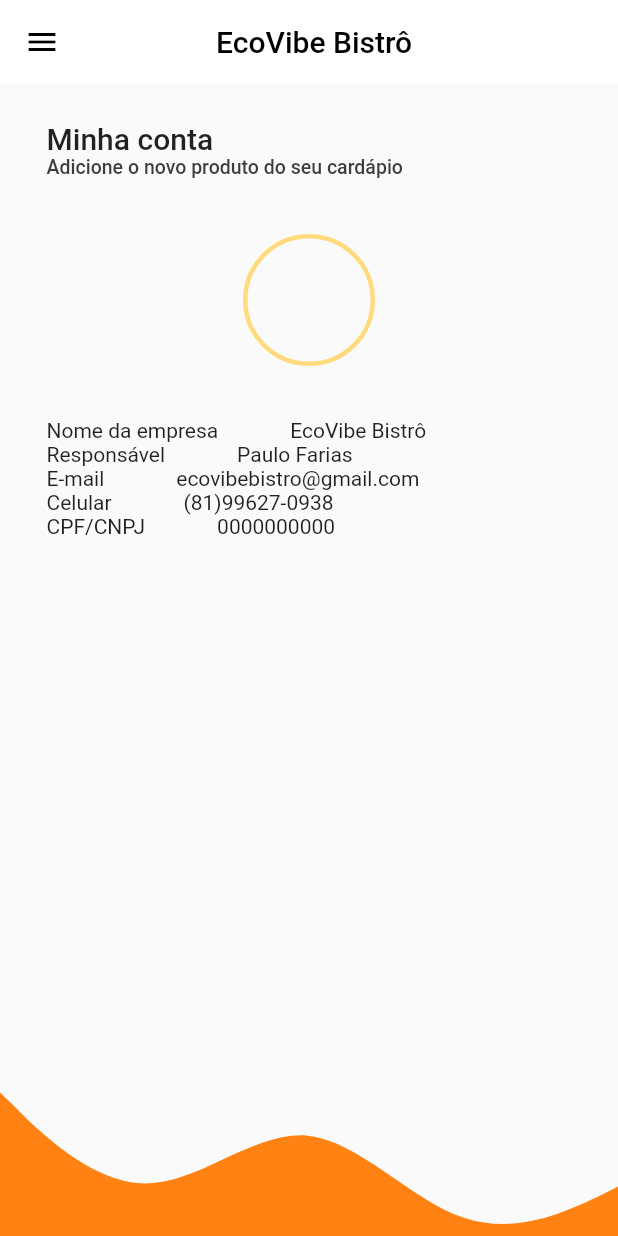
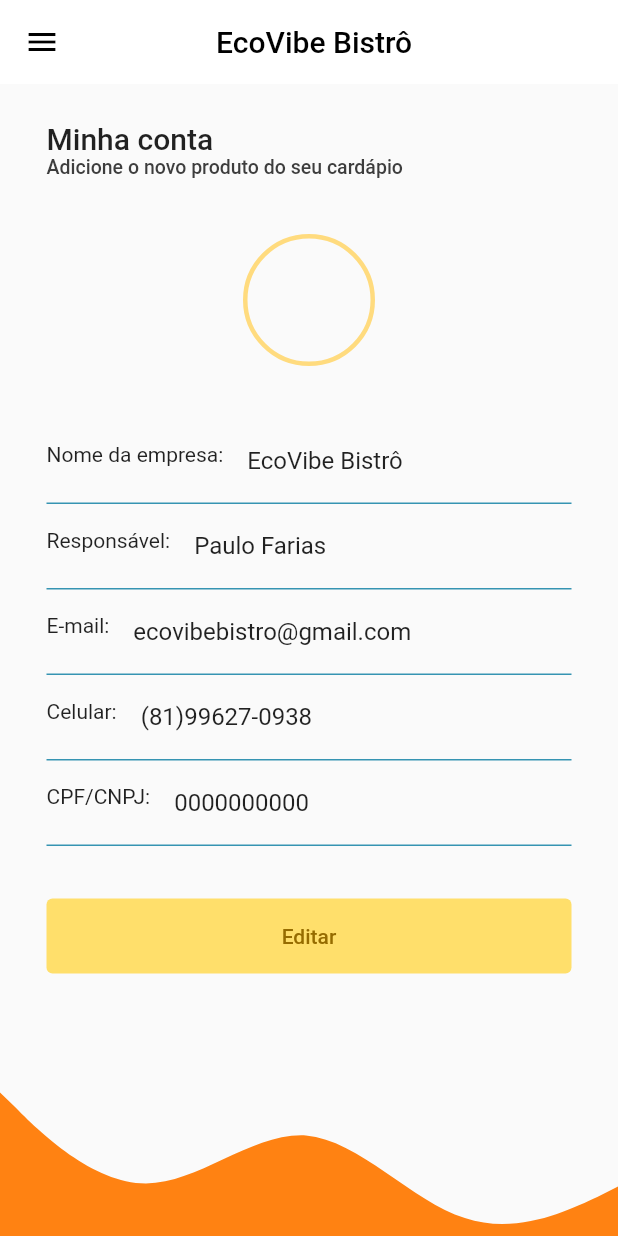
Before and after one commit to Reactweb23/e_pedidos, a Flutter app: the MyAccountPage screen opened by its route, on a phone screen of 412 x 824 dp. Run offline on Flutter 3.47's test engine with Material 2 defaults, Android fonts, the light colour scheme and no system bars; our stand-ins replace flutter_svg.

Commit message:
feat: done page my acount

```diff
--- a/lib/pages/my_account_page.dart
+++ b/lib/pages/my_account_page.dart
@@ -1,4 +1,5 @@
 import 'package:e_pedidos_front/shared/widgets/custom_avatar.dart';
+import 'package:e_pedidos_front/shared/widgets/custom_button.dart';
 import 'package:e_pedidos_front/shared/widgets/custom_layout.dart';
 import 'package:flutter/material.dart';
 
@@ -12,70 +13,100 @@ class MyAccountPage extends StatefulWidget {
 class _MyAccountPageState extends State<MyAccountPage> {
   @override
   Widget build(BuildContext context) {
-    return const CustomLayout(
+    return CustomLayout(
         child: Scaffold(
       body: Padding(
-        padding: EdgeInsets.fromLTRB(31, 25, 31, 100),
+        padding: const EdgeInsets.fromLTRB(31, 25, 31, 100),
         child: Column(
           crossAxisAlignment: CrossAxisAlignment.start,
           children: [
-            Text(
+            const Text(
               'Minha conta',
               style: TextStyle(fontSize: 20, fontWeight: FontWeight.w500),
             ),
-            Text('Adicione o novo produto do seu cardápio',
+            const Text('Adicione o novo produto do seu cardápio',
                 style: TextStyle(
                     fontSize: 13,
                     color: Color.fromRGBO(61, 61, 61, 1),
                     fontWeight: FontWeight.w500)),
-            SizedBox(
+            const SizedBox(
               height: 37,
             ),
-            Center(
-                child: Column(
-              children: [
-                CustomAvatar(),
-                SizedBox(
-                  height: 35,
-                ),
-                Row(children: [
-                    Text("Nome da empresa"),
-                    SizedBox(
-                      width: 48,
-                    ),
-                    Text("EcoVibe Bistrô")
-                ]),
-                Row(
-                  children: [
-                  Text("Responsável"),
+            const Center(child: CustomAvatar()),
+            Expanded(
+              child: ListView(
+                children: [
+                  const SizedBox(
+                    height: 35,
+                  ),
+                  const ListTile(
+                    leading: Text('Nome da empresa:'),
+                    title: Text('EcoVibe Bistrô'),
+                    contentPadding: EdgeInsets.all(0),
+                  ),
+                  Container(
+                    width: MediaQuery.of(context).size.width * 0.7,
+                    height: 1,
+                    decoration: const BoxDecoration(
+                        color: Color.fromRGBO(54, 148, 178, 1)),
+                  ),
+                  const ListTile(
+                    leading: Text('Responsável:'),
+                    title: Text('Paulo Farias'),
+                    contentPadding: EdgeInsets.all(0),
+                  ),
+                  Container(
+                    width: MediaQuery.of(context).size.width * 0.7,
+                    height: 1,
+                    decoration: const BoxDecoration(
+                        color: Color.fromRGBO(54, 148, 178, 1)),
+                  ),
+                  const ListTile(
+                    leading: Text('E-mail:'),
+                    title: Text('ecovibebistro@gmail.com'),
+                    contentPadding: EdgeInsets.all(0),
+                  ),
+                  Container(
+                    width: MediaQuery.of(context).size.width * 0.7,
+                    height: 1,
+                    decoration: const BoxDecoration(
+                        color: Color.fromRGBO(54, 148, 178, 1)),
+                  ),
+                  const ListTile(
+                    leading: Text('Celular:'),
+                    title: Text('(81)99627-0938'),
+                    contentPadding: EdgeInsets.all(0),
+                  ),
+                  Container(
+                    width: MediaQuery.of(context).size.width * 0.7,
+                    height: 1,
+                    decoration: const BoxDecoration(
+                        color: Color.fromRGBO(54, 148, 178, 1)),
+                  ),
+                  const ListTile(
+                    leading: Text('CPF/CNPJ:'),
+                    title: Text('0000000000'),
+                    contentPadding: EdgeInsets.all(0),
+                  ),
+                  Container(
+                    width: MediaQuery.of(context).size.width * 0.7,
+                    height: 1,
+                    decoration: const BoxDecoration(
+                        color: Color.fromRGBO(54, 148, 178, 1)),
+                  ),
+                  const SizedBox(height: 35,),
                   SizedBox(
-                    width: 48,
-                  ),
-                  Text("Paulo Farias")
-                ]),
-                Row(children: [
-                  Text("E-mail"),
-                  SizedBox(
-                    width: 48,
-                  ),
-                  Text("ecovibebistro@gmail.com")
-                ]),
-                Row(children: [
-                  Text("Celular"),
-                  SizedBox(
-                    width: 48,
-                  ),
-                  Text("(81)99627-0938")
-                ]),
-                Row(children: [
-                  Text("CPF/CNPJ"),
-                  SizedBox(
-                    width: 48,
-                  ),
-                  Text("0000000000")
-                ]),
-              ],
-            ))
+                    height: 50,
+                    width: 178,
+                    child: CustomButton(
+                        text: 'Editar',
+                        textColor: const Color.fromRGBO(150, 108, 0, 1),
+                        backgroundColor: const Color.fromRGBO(255, 223, 107, 1),
+                        onPressed: () {}),
+                  )
+                ],
+              ),
+            )
           ],
         ),
       ),
```
